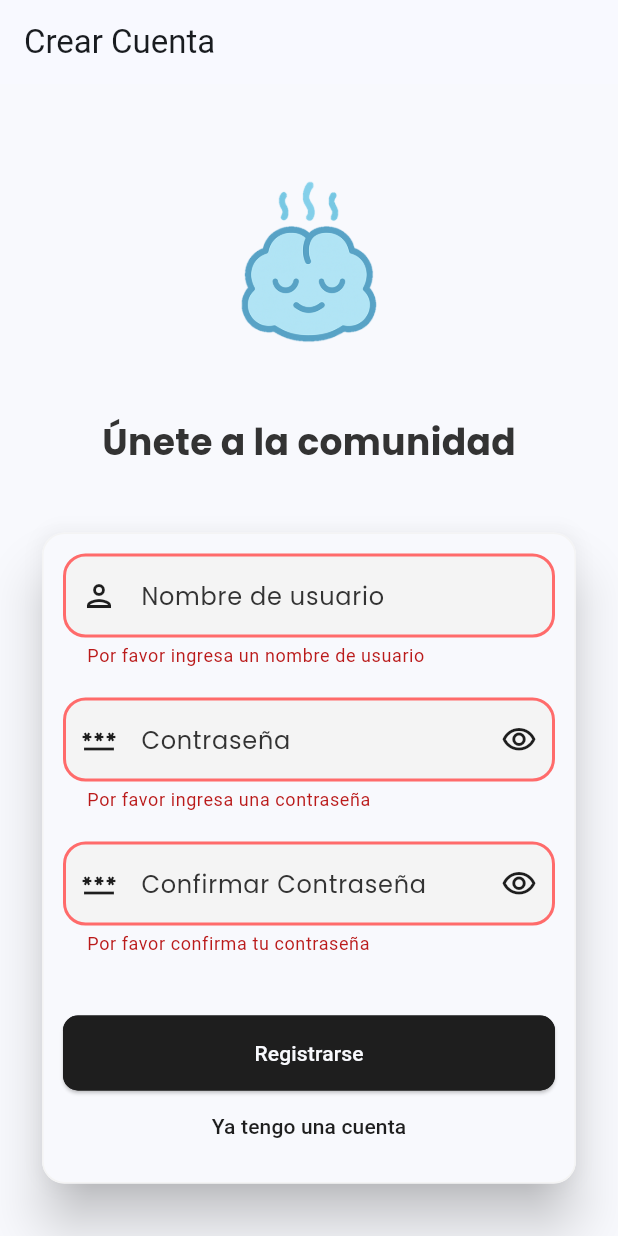
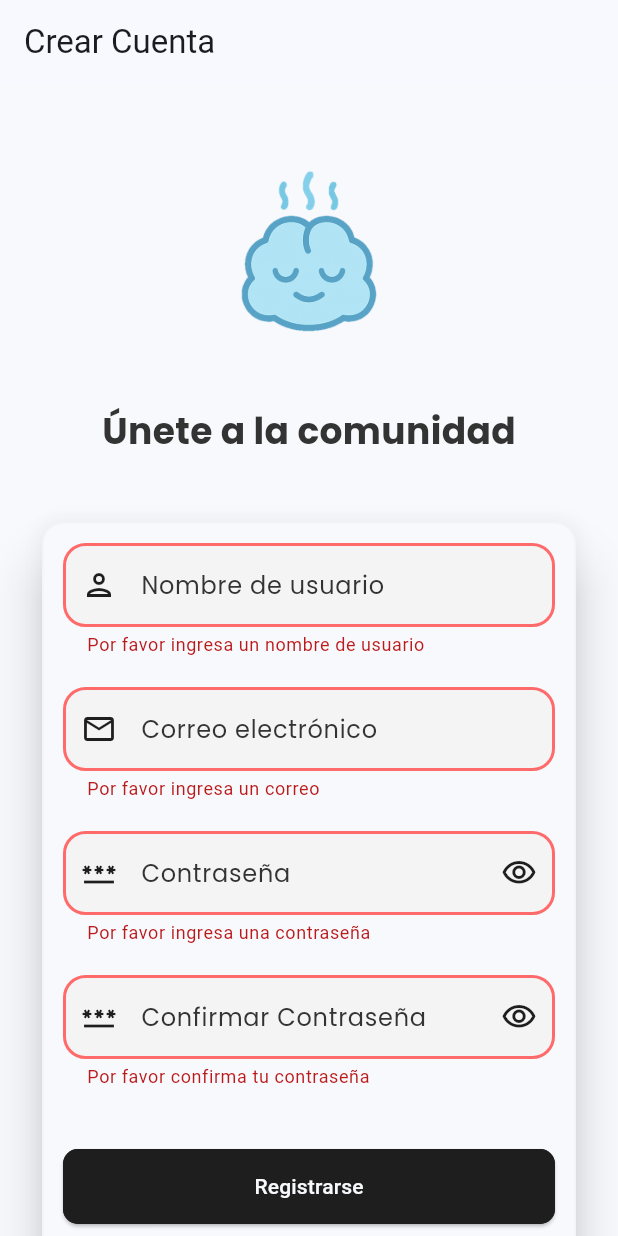
Before and after one commit to AlejandroAban09/AppPostura, a Flutter app: the RegisterScreen screen opened by its route, after a tap on "Registrarse", on a phone screen of 412 x 824 dp. Run offline on Flutter 3.47's test engine with Material 3 defaults, Android fonts, the phone set to English and light mode, and no system bars; our stand-ins replace barcode_widget, flutter_blue_plus, flutter_local_notifications, flutter_svg, get_it, go_router and 4 more; missing offline and left inert: flutter_web_bluetooth, mobile_scanner; accounts and stored records are empty.

Commit message:
register

```diff
--- a/lib/core/api/api_service.dart
+++ b/lib/core/api/api_service.dart
@@ -8,13 +8,17 @@ abstract class ApiService {
   Future<AuthResult> authSimpleGet(String userOrEmail, String pass);
 
   // Register new user (POST /register)
-  Future<AuthResult> registerUser(String username, String password);
+  Future<AuthResult> registerUser(
+    String username,
+    String password, {
+    String? correo,
+    String? displayName,
+  });
 
-  // Password recovery
   Future<void> requestPasswordReset(String email);
   Future<void> verifyResetCodeAndSetPassword(
     String email,
-    String code,
+    String verificationCode,
     String newPassword,
   );
 
--- a/lib/core/api/http_api_service.dart
+++ b/lib/core/api/http_api_service.dart
@@ -42,52 +42,37 @@ class HttpApiService implements ApiService {
     return AuthResult(j['id_usuario'] as int, j['display_name'] as String?);
   }
 
+  /// Crear usuario en /users usando también correo y display_name
   @override
-  Future<AuthResult> registerUser(String username, String password) async {
-    // Intentar diferentes endpoints posibles
-    List<String> endpoints = [
-      '/register',
-      '/auth/register',
-      '/users/register',
-      '/users',
-    ];
+  Future<AuthResult> registerUser(
+    String username,
+    String password, {
+    String? correo,
+    String? displayName,
+  }) async {
+    final body = <String, dynamic>{
+      'username': username,
+      'password': password,
+      'correo': correo,
+      'display_name': displayName ?? username,
+    };
 
-    for (String endpoint in endpoints) {
-      try {
     final r = await _client
         .post(
-              _u(endpoint),
+          _u('/users'),
           headers: {'Content-Type': 'application/json'},
-              body: json.encode({'username': username, 'password': password}),
+          body: json.encode(body),
         )
         .timeout(AppConfig.timeout);
 
-        if (r.statusCode == 404) {
-          // Este endpoint no existe, intentar el siguiente
-          continue;
-        }
-
     final j = await _jsonOrError(r);
-        return AuthResult(j['id_usuario'] as int, j['display_name'] as String?);
-      } catch (e) {
-        // Si es 404, continuar con el siguiente endpoint
-        if (e.toString().contains('404')) {
-          continue;
-        }
-        // Si es otro error, lanzarlo
-        rethrow;
-      }
-    }
-
-    // Si todos los endpoints fallaron con 404, lanzar error
-    throw Exception(
-      'HTTP 404: El endpoint de registro no está disponible en el servidor',
-    );
+    // Tu API devuelve algo como { "ok": true, "id_usuario": 17 }
+    final id = (j['id_usuario'] ?? j['id'] ?? 0) as int;
+    return AuthResult(id, displayName ?? username);
   }
 
   @override
   Future<void> requestPasswordReset(String email) async {
-    // Intentar diferentes endpoints posibles para solicitar restablecimiento
     List<String> endpoints = [
       '/auth/forgot-password',
       '/auth/request-password-reset',
@@ -107,23 +92,19 @@ class HttpApiService implements ApiService {
             .timeout(AppConfig.timeout);
 
         if (r.statusCode == 404) {
-          // Este endpoint no existe, intentar el siguiente
           continue;
         }
 
         await _jsonOrError(r);
-        return; // Éxito
+        return;
       } catch (e) {
-        // Si es 404, continuar con el siguiente endpoint
         if (e.toString().contains('404')) {
           continue;
         }
-        // Si es otro error, lanzarlo
         rethrow;
       }
     }
 
-    // Si todos los endpoints fallaron con 404, lanzar error
     throw Exception(
       'HTTP 404: El endpoint de solicitud de restablecimiento no está disponible en el servidor',
     );
@@ -135,7 +116,6 @@ class HttpApiService implements ApiService {
     String verificationCode,
     String newPassword,
   ) async {
-    // Intentar diferentes endpoints posibles para verificar código y restablecer
     List<String> endpoints = [
       '/auth/reset-password',
       '/auth/verify-reset-code',
@@ -159,23 +139,19 @@ class HttpApiService implements ApiService {
             .timeout(AppConfig.timeout);
 
         if (r.statusCode == 404) {
-          // Este endpoint no existe, intentar el siguiente
           continue;
         }
 
         await _jsonOrError(r);
-        return; // Éxito
+        return;
       } catch (e) {
-        // Si es 404, continuar con el siguiente endpoint
         if (e.toString().contains('404')) {
           continue;
         }
-        // Si es otro error, lanzarlo
         rethrow;
       }
     }
 
-    // Si todos los endpoints fallaron con 404, lanzar error
     throw Exception(
       'HTTP 404: El endpoint de verificación de código no está disponible en el servidor',
     );
@@ -299,13 +275,12 @@ class HttpApiService implements ApiService {
     return RedeemResult.fromJson(j);
   }
 
-  // CAMBIO: Nuevo método para obtener historial de sesiones
+  // Historial de sesiones
   @override
   Future<List<SessionHistory>> getSessionHistory(
     int userId, {
     int limit = 50,
   }) async {
-    // Intentar diferentes endpoints posibles
     List<String> endpoints = [
       '/users/$userId/sessions',
       '/sessions',
@@ -316,30 +291,22 @@ class HttpApiService implements ApiService {
     for (String endpoint in endpoints) {
       try {
         final Map<String, String> params = {'limit': '$limit'};
-        // Si el endpoint no incluye el ID en la ruta (no tiene /users/ID/...),
-        // agregamos los posibles nombres de parámetros que el backend podría esperar.
         if (!endpoint.contains('/users/')) {
           params['id_usuario'] = userId.toString();
           params['user_id'] = userId.toString();
-          params['user'] = userId
-              .toString(); // Encontrado en openapi.json para /sessions
+          params['user'] = userId.toString();
         }
 
         final r = await _client
             .get(_u(endpoint, params))
             .timeout(AppConfig.timeout);
 
-        // Si es 404 (Not Found) o 422 (Unprocessable Entity - params incorrectos para este endpoint),
-        // probamos el siguiente.
         if (r.statusCode == 404 || r.statusCode == 422) {
           continue;
         }
 
         final j = await _jsonOrError(r);
-        // Algunos endpoints pueden devolver la lista directamente o dentro de 'items'
         final List rawList;
-        // _jsonOrError siempre devuelve un Map. Si la respuesta original era una lista,
-        // estará en j['data'].
         if (j['items'] != null && j['items'] is List) {
           rawList = j['items'];
         } else if (j['data'] != null && j['data'] is List) {
@@ -352,27 +319,22 @@ class HttpApiService implements ApiService {
             .map((e) => SessionHistory.fromJson(e as Map<String, dynamic>))
             .toList();
       } catch (e) {
-        // Si es 404 o 422, continuar con el siguiente endpoint
         final msg = e.toString();
         if (msg.contains('404') || msg.contains('422')) {
           continue;
         }
-        // Si es otro error, lanzarlo
         rethrow;
       }
     }
-
-    // Si todos los endpoints fallaron, retornar lista vacía
     return [];
   }
 
+  // Historial de canjes (endpoint real)
   @override
   Future<List<RedeemHistory>> getRedeemHistory(
     int userId, {
     int limit = 50,
   }) async {
-    // 👉 Endpoint real que ya verificaste en el navegador:
-    // GET /users/{id}/redemptions?limit=50
     final r = await _client
         .get(
           _u('/users/$userId/redemptions', {
@@ -382,13 +344,10 @@ class HttpApiService implements ApiService {
         .timeout(AppConfig.timeout);
 
     final j = await _jsonOrError(r);
-
-    // Tu API devuelve: { ok: true, items: [ ... ] }
     final items = (j['items'] as List?) ?? [];
 
     return items
         .map((e) => RedeemHistory.fromJson(e as Map<String, dynamic>))
         .toList();
   }
-
 }
--- a/lib/screens/register_screen.dart
+++ b/lib/screens/register_screen.dart
@@ -18,6 +18,7 @@ class RegisterScreen extends StatefulWidget {
 class _RegisterScreenState extends State<RegisterScreen> {
   final _formKey = GlobalKey<FormState>();
   final _usernameController = TextEditingController();
+  final _emailController = TextEditingController();
   final _passwordController = TextEditingController();
   final _confirmPasswordController = TextEditingController();
   bool _obscurePassword = true;
@@ -25,8 +26,20 @@ class _RegisterScreenState extends State<RegisterScreen> {
   bool _isLoading = false;
 
   String? _validateUsername(String? value) {
-    if (value == null || value.isEmpty) {
+    if (value == null || value.trim().isEmpty) {
       return 'Por favor ingresa un nombre de usuario';
+    }
+    return null;
+  }
+
+  String? _validateEmail(String? value) {
+    final v = value?.trim() ?? '';
+    if (v.isEmpty) {
+      return 'Por favor ingresa un correo';
+    }
+    // Validación sencillita
+    if (!v.contains('@') || !v.contains('.')) {
+      return 'Ingresa un correo válido';
     }
     return null;
   }
@@ -51,7 +64,7 @@ class _RegisterScreenState extends State<RegisterScreen> {
     return null;
   }
 
-  void _register() async {
+  Future<void> _register() async {
     if (!_formKey.currentState!.validate()) {
       return;
     }
@@ -59,145 +72,75 @@ class _RegisterScreenState extends State<RegisterScreen> {
     setState(() => _isLoading = true);
 
     try {
-      final box = Hive.box('focusme_users');
       final username = _usernameController.text.trim();
       final password = _passwordController.text;
+      final correo = _emailController.text.trim();
 
-      if (username.isEmpty) {
+      if (username.isEmpty || correo.isEmpty) {
         if (!mounted) return;
         ScaffoldMessenger.of(context).showSnackBar(
-          SnackBar(
-            content: const Text('El nombre de usuario no puede estar vacío'),
+          const SnackBar(
+            content: Text('Usuario y correo no pueden estar vacíos'),
             backgroundColor: AppColors.errorColor,
           ),
         );
         return;
       }
 
-      // CAMBIO: Intentar registrar en la API primero
-      int? apiUserId;
-      bool apiRegistrationSuccess = false;
+      final api = locator<ApiService>();
 
-      try {
-        final api = locator<ApiService>();
-        final authResult = await api.registerUser(username, password);
-        apiUserId = authResult.userId;
-        apiRegistrationSuccess = true;
-      } catch (apiError) {
-        // Si es 404, el endpoint no existe, registrar solo localmente
-        if (apiError.toString().contains('404') ||
-            apiError.toString().contains('no está disponible')) {
-          // El endpoint de registro no existe en la API, continuar con registro local
-          apiRegistrationSuccess = false;
-        } else {
-          // Otro error de la API - verificar si es porque el usuario ya existe
-          String errorMessage = 'Error al registrar en el servidor';
+      // 👉 Llamamos a POST /users usando también el correo
+      final authResult = await api.registerUser(
+        username,
+        password,
+        correo: correo,
+        displayName: username,
+      );
 
-          if (apiError.toString().contains('409') ||
-              apiError.toString().toLowerCase().contains('ya existe') ||
-              apiError.toString().toLowerCase().contains('already exists')) {
-            errorMessage = 'El nombre de usuario ya existe en el servidor';
-            // Si ya existe en el servidor, verificar localmente
-            if (box.containsKey(username)) {
-              if (!mounted) return;
-              ScaffoldMessenger.of(context).showSnackBar(
-                SnackBar(
-                  content: const Text('El nombre de usuario ya existe'),
-                  backgroundColor: AppColors.errorColor,
-                ),
-              );
-              return;
-            }
-            // Si no existe localmente pero sí en el servidor, no continuar
-            if (!mounted) return;
-            ScaffoldMessenger.of(context).showSnackBar(
-              SnackBar(
-                content: Text(errorMessage),
-                backgroundColor: AppColors.errorColor,
-                duration: const Duration(seconds: 4),
-              ),
-            );
-            return;
-          } else if (apiError.toString().contains('400') ||
-              apiError.toString().toLowerCase().contains('invalid')) {
-            errorMessage = 'Datos inválidos. Por favor verifica tu información';
-          } else if (apiError.toString().contains('401') ||
-              apiError.toString().contains('403')) {
-            errorMessage = 'No tienes permisos para realizar esta acción';
-          } else if (apiError.toString().contains('500') ||
-              apiError.toString().toLowerCase().contains('server')) {
-            errorMessage = 'Error del servidor. Por favor intenta más tarde';
-          } else {
-            errorMessage =
-                'Error al conectar con el servidor: ${apiError.toString()}';
-          }
-
-          // Si hay un error de conexión (no 404), guardar localmente de todas formas
-          // pero mostrar el error
-          if (!apiError.toString().contains('404') &&
-              !apiError.toString().contains('no está disponible')) {
-            if (!mounted) return;
-            ScaffoldMessenger.of(context).showSnackBar(
-              SnackBar(
-                content: Text('$errorMessage. Se guardará localmente.'),
-                backgroundColor: AppColors.warningColor,
-                duration: const Duration(seconds: 4),
-              ),
-            );
-          }
-        }
-      }
-
-      // CAMBIO: Verificar si el usuario ya existe localmente (solo si no se registró en API)
-      if (!apiRegistrationSuccess && box.containsKey(username)) {
-        if (!mounted) return;
-        ScaffoldMessenger.of(context).showSnackBar(
-          SnackBar(
-            content: const Text('El nombre de usuario ya existe localmente'),
-            backgroundColor: AppColors.errorColor,
-          ),
-        );
-        return;
-      }
-
-      // CAMBIO: Guardar el usuario localmente (siempre, incluso si la API funcionó)
+      // 👉 Opcional: guardamos también en Hive, como ya hacías
+      final box = Hive.box('focusme_users');
       await box.put(username, {
         'password': password,
         'points': 0,
         'focus_time': 0,
         'pomodoro_sessions': 0,
         'sound_enabled': true,
-        if (apiUserId != null)
-          'api_user_id': apiUserId, // Solo si se registró en la API
+        'api_user_id': authResult.userId,
+        'display_name': authResult.displayName ?? username,
+        'correo': correo,
       });
 
-      // Guardar el usuario actual
       await box.put('current_user', username);
 
       if (!mounted) return;
 
-      // Mostrar mensaje de éxito
       ScaffoldMessenger.of(context).showSnackBar(
-        SnackBar(
-          content: Text(
-            apiRegistrationSuccess
-                ? '¡Cuenta creada exitosamente en el servidor!'
-                : '¡Cuenta creada exitosamente! (Solo local)',
-          ),
+        const SnackBar(
+          content: Text('¡Cuenta creada exitosamente!'),
           backgroundColor: AppColors.successColor,
         ),
       );
 
-      // Limpiar los campos después de un breve delay
       await Future.delayed(const Duration(milliseconds: 500));
-
       if (!mounted) return;
       context.go('/login');
     } catch (e) {
       if (!mounted) return;
+
+      String msg = e.toString();
+
+      // Si tu backend manda un detail tipo "usuario o correo ya existen"
+      final lower = msg.toLowerCase();
+      if (lower.contains('ya existe') ||
+          lower.contains('ya existen') ||
+          lower.contains('duplicate') ||
+          lower.contains('unique')) {
+        msg = 'El usuario o correo ya están registrados.';
+      }
+
       ScaffoldMessenger.of(context).showSnackBar(
         SnackBar(
-          content: Text('Error inesperado: ${e.toString()}'),
+          content: Text('Error al registrar: $msg'),
           backgroundColor: AppColors.errorColor,
         ),
       );
@@ -211,6 +154,7 @@ class _RegisterScreenState extends State<RegisterScreen> {
   @override
   void dispose() {
     _usernameController.dispose();
+    _emailController.dispose();
     _passwordController.dispose();
     _confirmPasswordController.dispose();
     super.dispose();
@@ -266,6 +210,7 @@ class _RegisterScreenState extends State<RegisterScreen> {
                       key: _formKey,
                       child: Column(
                         children: [
+                          // Usuario
                           TextFormField(
                             controller: _usernameController,
                             validator: _validateUsername,
@@ -313,6 +258,57 @@ class _RegisterScreenState extends State<RegisterScreen> {
                             textInputAction: TextInputAction.next,
                           ),
                           const SizedBox(height: 20),
+
+                          // Correo
+                          TextFormField(
+                            controller: _emailController,
+                            validator: _validateEmail,
+                            decoration: InputDecoration(
+                              labelText: 'Correo electrónico',
+                              labelStyle: GoogleFonts.poppins(
+                                color: AppColors.darkGray,
+                              ),
+                              enabledBorder: OutlineInputBorder(
+                                borderSide: const BorderSide(
+                                  color: AppColors.backgroundColor,
+                                  width: 2.0,
+                                ),
+                                borderRadius: BorderRadius.circular(15.0),
+                              ),
+                              focusedBorder: OutlineInputBorder(
+                                borderSide: const BorderSide(
+                                  color: AppColors.primaryColor,
+                                  width: 2.0,
+                                ),
+                                borderRadius: BorderRadius.circular(15.0),
+                              ),
+                              errorBorder: OutlineInputBorder(
+                                borderSide: const BorderSide(
+                                  color: AppColors.errorColor,
+                                  width: 2.0,
+                                ),
+                                borderRadius: BorderRadius.circular(15.0),
+                              ),
+                              focusedErrorBorder: OutlineInputBorder(
+                                borderSide: const BorderSide(
+                                  color: AppColors.errorColor,
+                                  width: 2.0,
+                                ),
+                                borderRadius: BorderRadius.circular(15.0),
+                              ),
+                              prefixIcon: const Icon(
+                                Icons.email_outlined,
+                                color: AppColors.primaryColor,
+                              ),
+                              filled: true,
+                              fillColor: AppColors.lightGray,
+                            ),
+                            keyboardType: TextInputType.emailAddress,
+                            textInputAction: TextInputAction.next,
+                          ),
+                          const SizedBox(height: 20),
+
+                          // Contraseña
                           TextFormField(
                             controller: _passwordController,
                             validator: _validatePassword,
@@ -378,6 +374,8 @@ class _RegisterScreenState extends State<RegisterScreen> {
                             textInputAction: TextInputAction.next,
                           ),
                           const SizedBox(height: 20),
+
+                          // Confirmar contraseña
                           TextFormField(
                             controller: _confirmPasswordController,
                             validator: _validateConfirmPassword,
@@ -440,6 +438,7 @@ class _RegisterScreenState extends State<RegisterScreen> {
                             onFieldSubmitted: (_) => _register(),
                           ),
                           const SizedBox(height: 40),
+
                           ElevatedButton(
                             onPressed: _isLoading ? null : _register,
                             style: ElevatedButton.styleFrom(
@@ -473,9 +472,8 @@ class _RegisterScreenState extends State<RegisterScreen> {
                                 : const Text('Registrarse'),
                           ),
                           TextButton(
-                            onPressed: _isLoading
-                                ? null
-                                : () => context.go('/login'),
+                            onPressed:
+                                _isLoading ? null : () => context.go('/login'),
                             style: TextButton.styleFrom(
                               foregroundColor: AppColors.primaryText,
                               backgroundColor: Colors.transparent,
```
Lines whose indentation alone changed are shown as unchanged.
